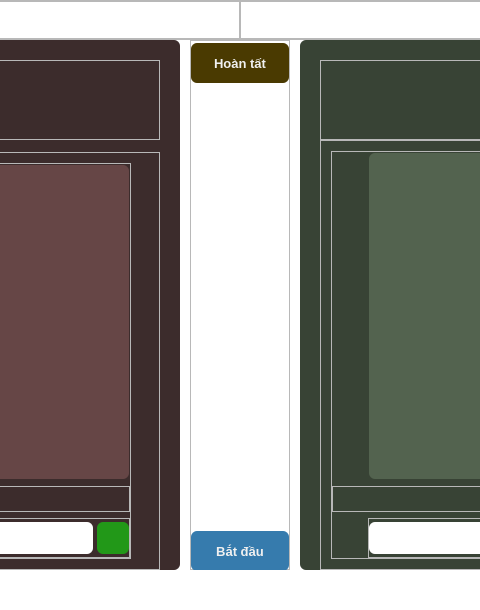
Above: Views/InputFrame.ui from dait17/Simulating-RAM-MAP before the change; both pictures show x 460 to 940 and y 0 to 610 of the 1400 by 610 pixel window. Below: the same form after it.
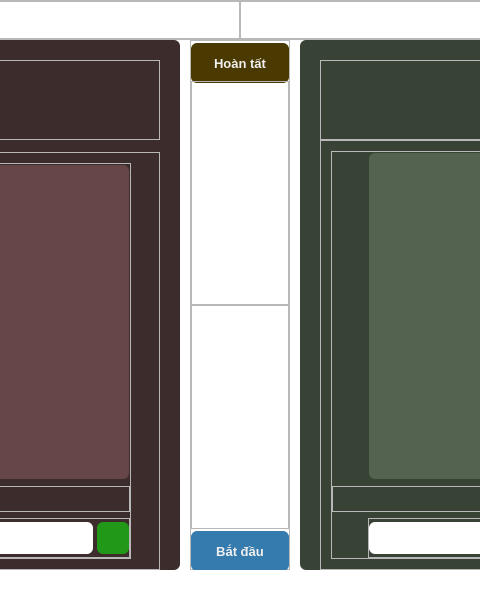
That is the form after the change. Icons and pictures are not drawn.

```diff
--- a/Views/InputFrame.ui
+++ b/Views/InputFrame.ui
@@ -1212,17 +1212,58 @@
           </widget>
          </item>
          <item>
-          <spacer name="verticalSpacer">
-           <property name="orientation">
-            <enum>Qt::Vertical</enum>
+          <widget class="QFrame" name="frame_27">
+           <property name="frameShape">
+            <enum>QFrame::StyledPanel</enum>
            </property>
-           <property name="sizeHint" stdset="0">
-            <size>
-             <width>20</width>
-             <height>40</height>
-            </size>
+           <property name="frameShadow">
+            <enum>QFrame::Raised</enum>
            </property>
-          </spacer>
+           <layout class="QVBoxLayout" name="verticalLayout_20">
+            <property name="spacing">
+             <number>0</number>
+            </property>
+            <property name="leftMargin">
+             <number>0</number>
+            </property>
+            <property name="topMargin">
+             <number>0</number>
+            </property>
+            <property name="rightMargin">
+             <number>0</number>
+            </property>
+            <property name="bottomMargin">
+             <number>0</number>
+            </property>
+            <item alignment="Qt::AlignVCenter">
+             <widget class="QFrame" name="frame_28">
+              <property name="frameShape">
+               <enum>QFrame::StyledPanel</enum>
+              </property>
+              <property name="frameShadow">
+               <enum>QFrame::Raised</enum>
+              </property>
+              <layout class="QVBoxLayout" name="verticalLayout_21">
+               <property name="spacing">
+                <number>16</number>
+               </property>
+               <property name="leftMargin">
+                <number>0</number>
+               </property>
+               <property name="topMargin">
+                <number>0</number>
+               </property>
+               <property name="rightMargin">
+                <number>0</number>
+               </property>
+               <property name="bottomMargin">
+                <number>0</number>
+               </property>
+              </layout>
+             </widget>
+            </item>
+           </layout>
+          </widget>
          </item>
          <item>
           <widget class="QPushButton" name="start_btn">
```
Left out of the diff: 1 changed line with no effect on the pictures.
